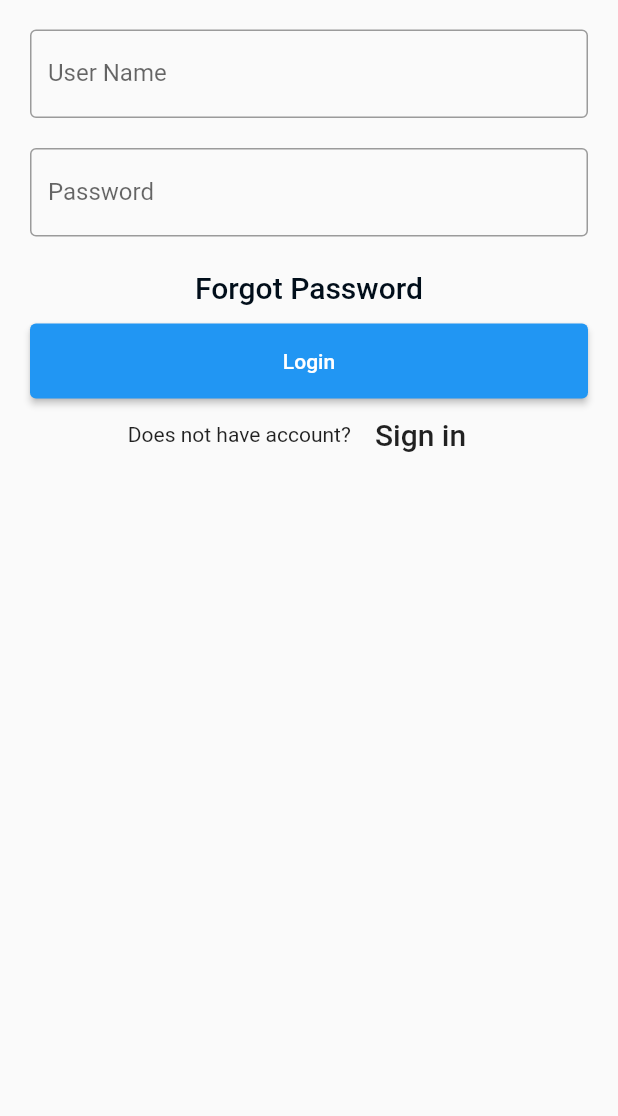
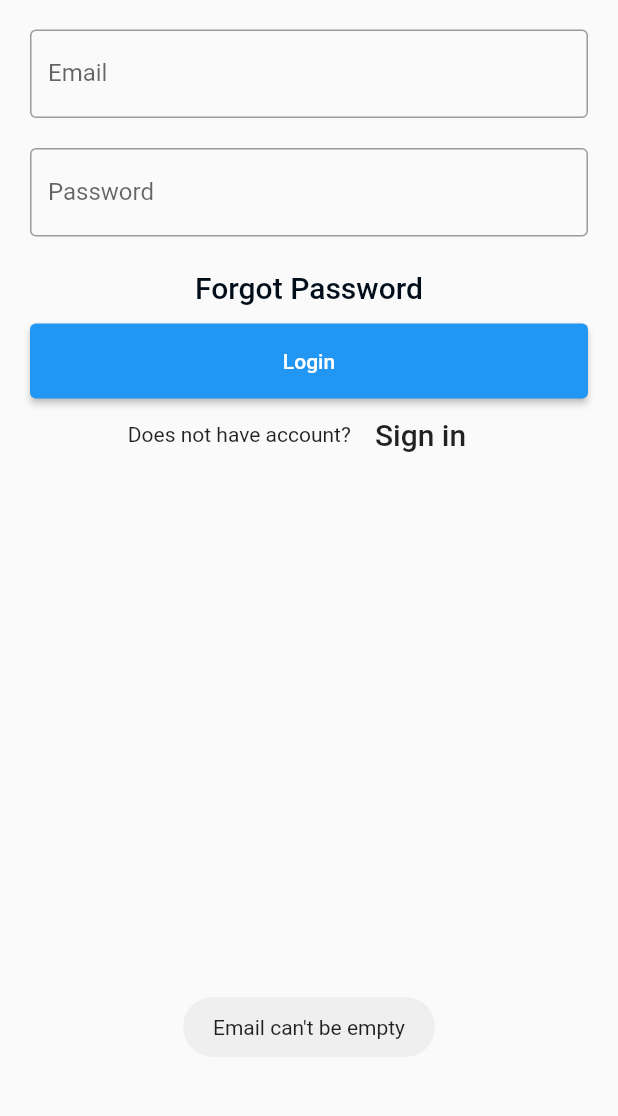
Before and after one commit to AhsanulJobayer/easy_me, a Flutter app: the MyStatefulWidget widget shown alone on an empty page, opened directly, after a tap on "Login", on a phone screen of 412 x 824 dp, the part 83-1199 px from its top. Run offline on Flutter 3.47's test engine with Material 2 defaults, Android fonts, the phone set to English and light mode, and no system bars; our stand-ins replace firebase_auth, firebase_core, firebase_database, fluttertoast; accounts and stored records are empty.

Commit message:
Auth done

```diff
--- a/lib/login.dart
+++ b/lib/login.dart
@@ -1,6 +1,9 @@
+import 'package:easy_me/homepage.dart';
 import 'package:easy_me/signup.dart';
+import 'package:firebase_auth/firebase_auth.dart';
 import 'package:firebase_core/firebase_core.dart';
 import 'package:flutter/material.dart';
+import 'package:fluttertoast/fluttertoast.dart';
 
 class login extends StatelessWidget {
   const login({Key? key}) : super(key: key);
@@ -27,7 +30,7 @@ class MyStatefulWidget extends StatefulWidget {
 }
 
 class _MyStatefulWidgetState extends State<MyStatefulWidget> {
-  TextEditingController nameController = TextEditingController();
+  TextEditingController emailController = TextEditingController();
   TextEditingController passwordController = TextEditingController();
 
   @override
@@ -49,10 +52,10 @@ class _MyStatefulWidgetState extends State<MyStatefulWidget> {
             Container(
               padding: const EdgeInsets.all(10),
               child: TextField(
-                controller: nameController,
+                controller: emailController,
                 decoration: const InputDecoration(
                   border: OutlineInputBorder(),
-                  labelText: 'User Name',
+                  labelText: 'Email',
                 ),
               ),
             ),
@@ -85,8 +88,20 @@ class _MyStatefulWidgetState extends State<MyStatefulWidget> {
                 child: ElevatedButton(
                   child: const Text('Login'),
                   onPressed: () {
-                    print(nameController.text);
-                    print(passwordController.text);
+                    if (emailController.text.isEmpty) {
+                      Fluttertoast.showToast(
+                        msg: "Email can't be empty",
+                      );
+                    } else if (passwordController.text.isEmpty) {
+                      Fluttertoast.showToast(
+                        msg: "password can't be empty",
+                      );
+                    } else {
+                      signin(emailController.text, passwordController.text,
+                          context);
+                      print(emailController.text);
+                      print(passwordController.text);
+                    }
                   },
                 )),
             Row(
@@ -116,3 +131,25 @@ class _MyStatefulWidgetState extends State<MyStatefulWidget> {
         ));
   }
 }
+
+void signin(String email, String password, BuildContext context) async {
+  try {
+    FirebaseAuth auth = FirebaseAuth.instance;
+    await auth.signInWithEmailAndPassword(email: email, password: password);
+    Fluttertoast.showToast(
+      msg: "Successfully logged in",
+    );
+    Navigator.push(
+      context,
+      MaterialPageRoute(
+        builder: (context) {
+          return homepage();
+        },
+      ),
+    );
+  } catch (e) {
+    Fluttertoast.showToast(
+      msg: "Invalid email or password",
+    );
+  }
+}
--- a/pubspec.yaml
+++ b/pubspec.yaml
@@ -37,8 +37,8 @@ dependencies:
   firebase_auth: ^3.3.13
   cloud_firestore: ^3.1.11
   firebase_database: ^9.0.10
-
   firebase_core: ^1.14.0
+  fluttertoast: ^8.0.7
 
 
 
```
Also changed, not shown: lib/signup.dart (+100 -9 lines), lib/splashscreen.dart (+7 -11 lines), pubspec.lock.
